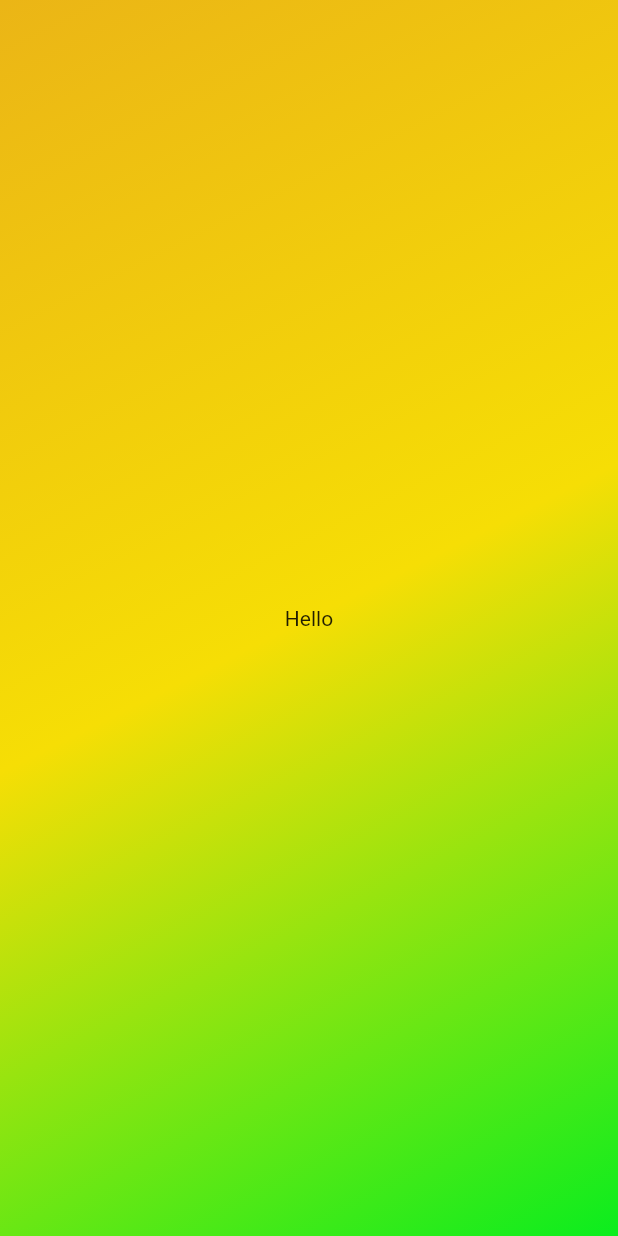
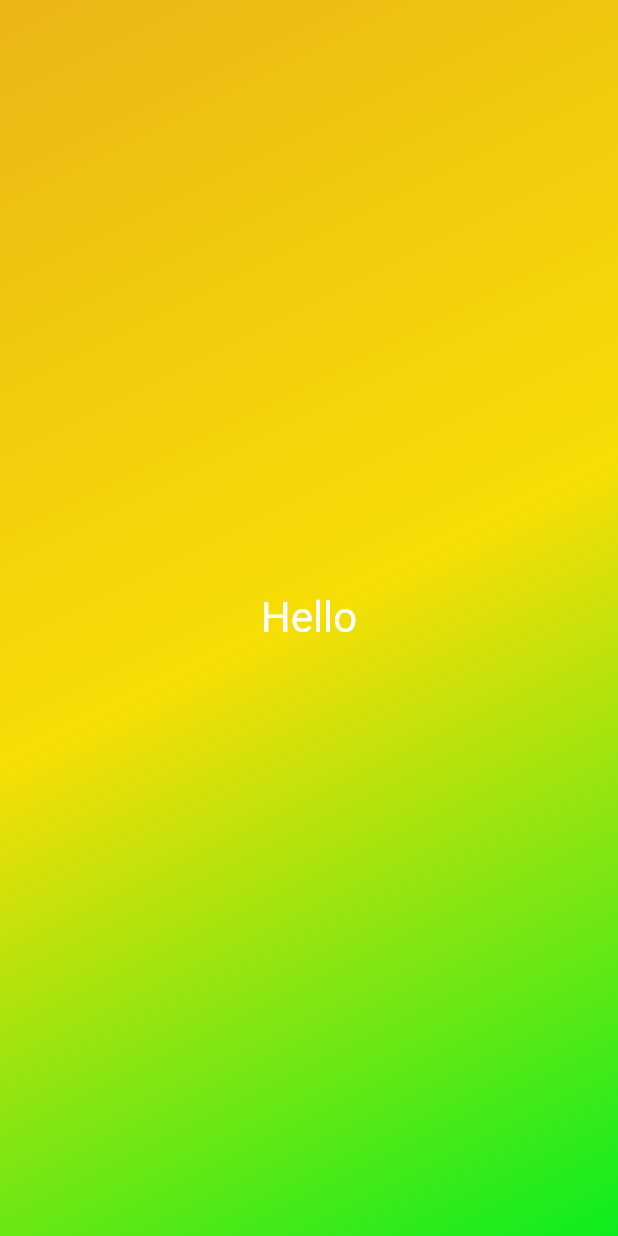
Before and after one commit to pankajatgithub/flutter_practice, a Flutter app: the screen it shows after launch, on a phone screen of 412 x 824 dp. Run offline on Flutter 3.47's test engine with Material 2 defaults, Android fonts, the phone set to English and light mode, and no system bars.

Commit message:
adding class object

```diff
--- a/lib/main.dart
+++ b/lib/main.dart
@@ -2,10 +2,18 @@ import 'package:flutter/material.dart';
 
 void main() {
   runApp(
-    MaterialApp(
-      home: Scaffold(
-        backgroundColor: Colors.amber,
-        body: Container(
+    const MaterialApp(
+      home: Scaffold(backgroundColor: Colors.amber, body: GradientContainer()),
+    ),
+  );
+}
+
+class GradientContainer extends StatelessWidget {
+  const GradientContainer({super.key});
+
+  @override
+  Widget build(context) {
+    return Container(
       decoration: const BoxDecoration(
         gradient: LinearGradient(colors: [
           Color.fromARGB(255, 235, 181, 22),
@@ -14,10 +22,11 @@ void main() {
         ], begin: Alignment.topLeft, end: Alignment.bottomRight),
       ),
       child: const Center(
-            child: Text("Hello"),
-          ),
-        ),
+        child: Text(
+          "Hello",
+          style: TextStyle(color: Colors.white, fontSize: 28),
         ),
       ),
     );
   }
+}
```
Lines whose indentation alone changed are shown as unchanged.
